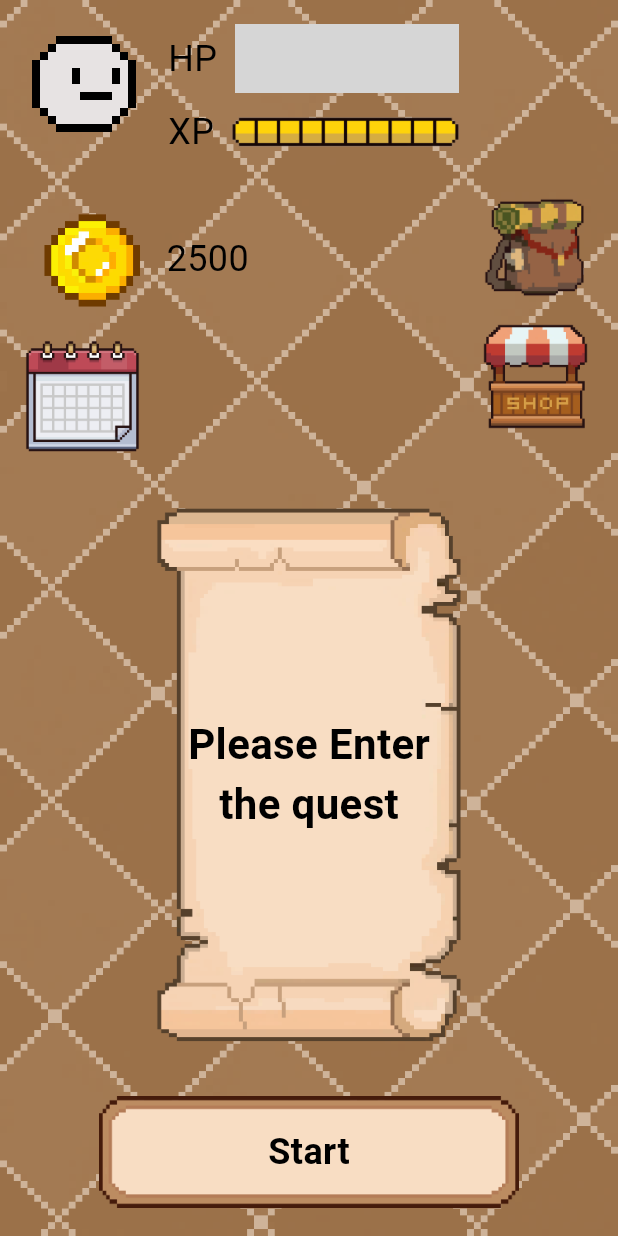
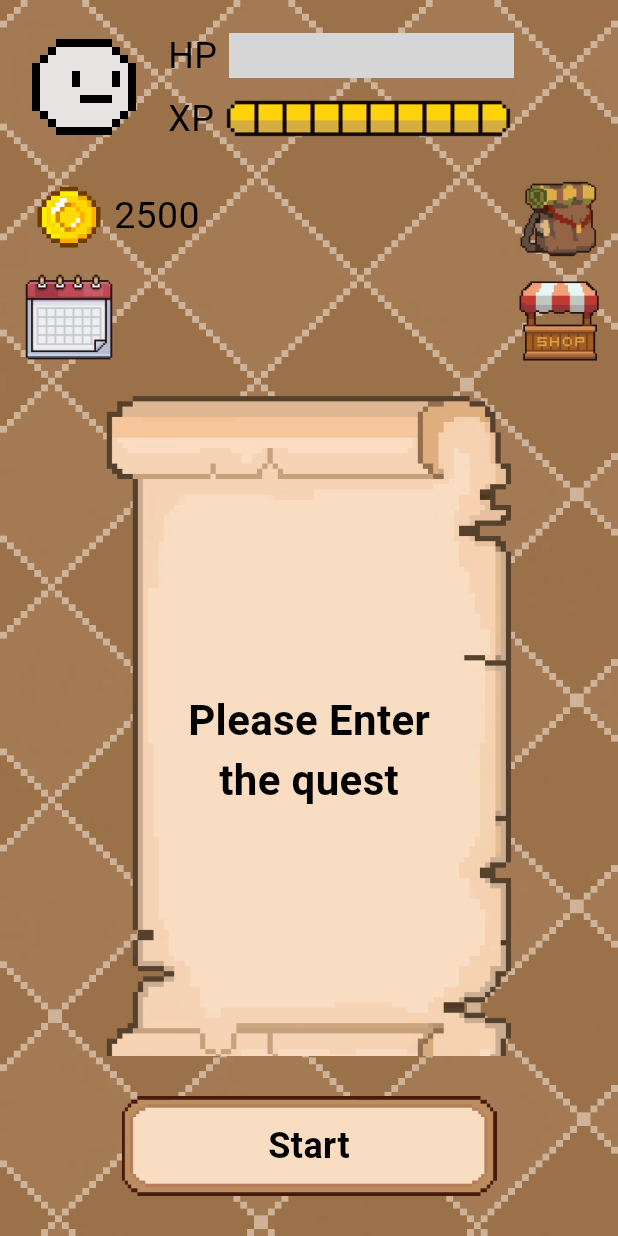
Before and after one commit to mi-noong/QuestLog_Front, a Flutter app: the HomeScreen screen opened directly, on a phone screen of 412 x 824 dp. Run offline on Flutter 3.47's test engine with Material 3 defaults, Android fonts, the phone set to English and light mode, and no system bars; our stand-ins replace flutter_local_notifications, shared_preferences, timezone; accounts and stored records are empty; Roboto replaces fonts that are missing (DungGeunMo); grey boxes are pictures that could not be loaded.

Commit message:
Update HomeScreen.dart

```diff
--- a/lib/HomeScreen.dart
+++ b/lib/HomeScreen.dart
@@ -1,16 +1,9 @@
 import 'package:flutter/material.dart';
+import 'QuestScreen.dart';
+import 'shop.dart';
 
-class HomeScreen extends StatefulWidget {
+class HomeScreen extends StatelessWidget {
   const HomeScreen({super.key});
-
-  @override
-  State<HomeScreen> createState() => _HomeScreenState();
-}
-
-class _HomeScreenState extends State<HomeScreen> {
-  static const double _statusBarHeight = 46; // HP/XP 바 높이만 조정
-  static const double _statusBarLeftOffset = 8; // HP/XP 바를 오른쪽으로 이동
-  bool _isQuestMap = false;
 
   @override
   Widget build(BuildContext context) {
@@ -26,11 +19,15 @@ class _HomeScreenState extends State<HomeScreen> {
           child: Column(
             children: [
               // 상단 플레이어 정보 영역
-              _buildTopInfoSection(),
+              _buildTopInfoSection(context),
+
               // 중앙 퀘스트 스크롤 영역
-              Expanded(child: _buildQuestScrollSection()),
+              Expanded(
+                child: _buildQuestScrollSection(),
+              ),
+
               // 하단 시작 버튼
-              _buildBottomButtonSection(),
+              _buildBottomButtonSection(context),
             ],
           ),
         ),
@@ -38,93 +35,134 @@ class _HomeScreenState extends State<HomeScreen> {
     );
   }
 
-  Widget _buildTopInfoSection() {
+  Widget _buildTopInfoSection(BuildContext context) {
     return Container(
       padding: const EdgeInsets.all(16.0),
-      decoration: const BoxDecoration(color: Colors.transparent),
+      decoration: BoxDecoration(
+        color: Colors.transparent,
+      ),
       child: Row(
+        children: [
+          // 왼쪽 섹션: 캐릭터 아이콘과 HP/XP 바, 골드, 캘린더
+          Column(
             crossAxisAlignment: CrossAxisAlignment.start,
             children: [
-          // 왼쪽 섹션
-          Expanded(
-            child: Column(
+              // 캐릭터 아이콘과 HP/XP 바
+              Row(
+                children: [
+                  // 캐릭터 아이콘
+                  Image.asset(
+                    'assets/images/Icon_MyPage.png',
+                    width: 80,
+                    height: 80,
+                  ),
+
+                  const SizedBox(width: 16),
+
+                  // HP/XP 바들
+                  Column(
                     crossAxisAlignment: CrossAxisAlignment.start,
                     children: [
-                // 캐릭터 + HP/XP
-                Row(
-                  crossAxisAlignment: CrossAxisAlignment.start,
-                  children: [
-                    Image.asset('assets/images/Icon_MyPage.png', width: 80, height: 80),
-                    const SizedBox(width: 16),
-                    Expanded(
-                      child: Column(
-                        crossAxisAlignment: CrossAxisAlignment.start,
-                        children: [
+                      // HP 바
                       Row(
                         children: [
-                              const Text('HP', style: TextStyle(color: Colors.black, fontSize: 24, fontFamily: 'DungGeunMo')),
-                              const SizedBox(width: 4),
-                              Expanded(
-                                child: Padding(
-                                  padding: const EdgeInsets.only(left: _statusBarLeftOffset),
-                                  child: SizedBox(
-                                    height: _statusBarHeight,
-                                    child: Image.asset(
-                                      'assets/images/Icon_HPBar_10.png',
-                                      fit: BoxFit.fitWidth,
-                                      alignment: Alignment.centerLeft,
+                          const Text(
+                            'HP',
+                            style: TextStyle(
+                              color: Colors.black,
+                              fontSize: 24,
                             ),
                           ),
-                                ),
+                          const SizedBox(width: 8),
+                          Image.asset(
+                            'assets/images/Icon_HpBar_10.png',
+                            width: 190,
+                            height: 30,
                           ),
                         ],
                       ),
-                          const SizedBox(height: 3),
+
+                      const SizedBox(height: 8),
+
+                      // XP 바
                       Row(
                         children: [
-                              const Text('XP', style: TextStyle(color: Colors.black, fontSize: 24, fontFamily: 'DungGeunMo')),
-                              const SizedBox(width: 4),
-                              Expanded(
-                                child: Padding(
-                                  padding: const EdgeInsets.only(left: _statusBarLeftOffset),
-                                  child: SizedBox(
-                                    height: _statusBarHeight,
-                                    child: Image.asset(
-                                      'assets/images/Icon_XpBar_10.png',
-                                      fit: BoxFit.fitWidth,
-                                      alignment: Alignment.centerLeft,
+                          const Text(
+                            'XP',
+                            style: TextStyle(
+                              color: Colors.black,
+                              fontSize: 24,
                             ),
                           ),
-                                ),
+                          const SizedBox(width: 8),
+                          Image.asset(
+                            'assets/images/Icon_XpBar_10.png',
+                            width: 190,
+                            height: 30,
                           ),
                         ],
                       ),
                     ],
                   ),
+                ],
+              ),
+
+              const SizedBox(height: 16),
+
+              // 골드
+              Row(
+                children: [
+                  Image.asset(
+                    'assets/images/Icon_Gold.png',
+                    width: 60,
+                    height: 60,
+                  ),
+                  const Text(
+                    '2500',
+                    style: TextStyle(
+                      color: Colors.black,
+                      fontSize: 25,
+                    ),
                   ),
                 ],
               ),
-                const SizedBox(height: 16),
-                Row(
-                  children: [
-                    Image.asset('assets/images/Icon_Gold.png', width: 91, height: 91),
-                    const SizedBox(width: 4),
-                    const Text('2500', style: TextStyle(color: Colors.black, fontSize: 24, fontFamily: 'DungGeunMo')),
+
+              const SizedBox(height: 8),
+
+              // 캘린더 아이콘
+              Image.asset(
+                'assets/images/Icon_Calendar.png',
+                width: 60,
+                height: 60,
+              ),
             ],
           ),
+
+          const Spacer(),
+
+          // 오른쪽 섹션: 가방과 상점 아이콘들 (더 아래로)
+          Column(
+            children: [
+              const SizedBox(height: 100), // 더 많이 아래로 이동
+              Image.asset(
+                'assets/images/Icon_Backpack.png',
+                width: 60,
+                height: 60,
+              ),
               const SizedBox(height: 8),
-                Image.asset('assets/images/Icon_Calendar.png', width: 78, height: 78),
-              ],
+              GestureDetector(
+                onTap: () {
+                  Navigator.push(
+                    context,
+                    MaterialPageRoute(builder: (context) => const ShopScreen()),
+                  );
+                },
+                child: Image.asset(
+                  'assets/images/Icon_Shop.png',
+                  width: 60,
+                  height: 60,
                 ),
               ),
-          const SizedBox(width: 12),
-          // 오른쪽 섹션: 가방/상점
-          Column(
-            children: [
-              const SizedBox(height: 110),
-              Image.asset('assets/images/Icon_Backpack.png', width: 78, height: 78),
-              const SizedBox(height: 8),
-              Image.asset('assets/images/Icon_Shop.png', width: 78, height: 78),
             ],
           ),
         ],
@@ -134,26 +172,20 @@ class _HomeScreenState extends State<HomeScreen> {
 
   Widget _buildQuestScrollSection() {
     return Container(
-      margin: const EdgeInsets.all(16.0),
+      child: SingleChildScrollView(
         child: Center(
-        child: GestureDetector(
-          onTap: () {
-            setState(() {
-              _isQuestMap = !_isQuestMap;
-            });
-          },
           child: Stack(
             alignment: Alignment.center,
             children: [
               // 맵 이미지 (여백 최소화)
               Image.asset(
-                _isQuestMap ? 'assets/images/map_Quest.png' : 'assets/images/map.png',
-                width: 900,
-                height: 1300,
+                'assets/images/map.png',
+                width: 400,
+                height: 480,
+                fit: BoxFit.contain,
               ),
 
-              // 퀘스트 텍스트 (퀘스트 맵이 아닐 때만 표시)
-              if (!_isQuestMap)
+              // 퀘스트 텍스트
               const Positioned(
                 top: 0,
                 bottom: 0,
@@ -165,7 +197,6 @@ class _HomeScreenState extends State<HomeScreen> {
                       style: TextStyle(
                         color: Colors.black,
                         fontSize: 28,
-                          fontFamily: 'DungGeunMo',
                         fontWeight: FontWeight.bold,
                       ),
                     ),
@@ -174,7 +205,6 @@ class _HomeScreenState extends State<HomeScreen> {
                       style: TextStyle(
                         color: Colors.black,
                         fontSize: 28,
-                          fontFamily: 'DungGeunMo',
                         fontWeight: FontWeight.bold,
                       ),
                     ),
@@ -188,29 +218,31 @@ class _HomeScreenState extends State<HomeScreen> {
     );
   }
 
-  Widget _buildBottomButtonSection() {
+  Widget _buildBottomButtonSection(BuildContext context) {
     return Container(
-      padding: const EdgeInsets.all(16.0),
+      padding: const EdgeInsets.all(25.0),
       child: Center(
         child: GestureDetector(
           onTap: () {
-            // 시작 버튼 클릭 시 동작
-            print('Start button tapped');
+            // 시작 버튼 클릭 시 QuestScreen으로 이동
+            Navigator.push(
+              context,
+              MaterialPageRoute(builder: (context) => const QuestScreen()),
+            );
           },
           child: Stack(
             alignment: Alignment.center,
             children: [
               Image.asset(
                 'assets/images/MainButton.png',
-                width: 280,
-                height: 80,
+                width: 250,
+                height: 70,
               ),
               const Text(
                 'Start',
                 style: TextStyle(
                   color: Colors.black,
                   fontSize: 24,
-                  fontFamily: 'DungGeunMo',
                   fontWeight: FontWeight.bold,
                 ),
               ),
```
Lines whose indentation alone changed are shown as unchanged.
